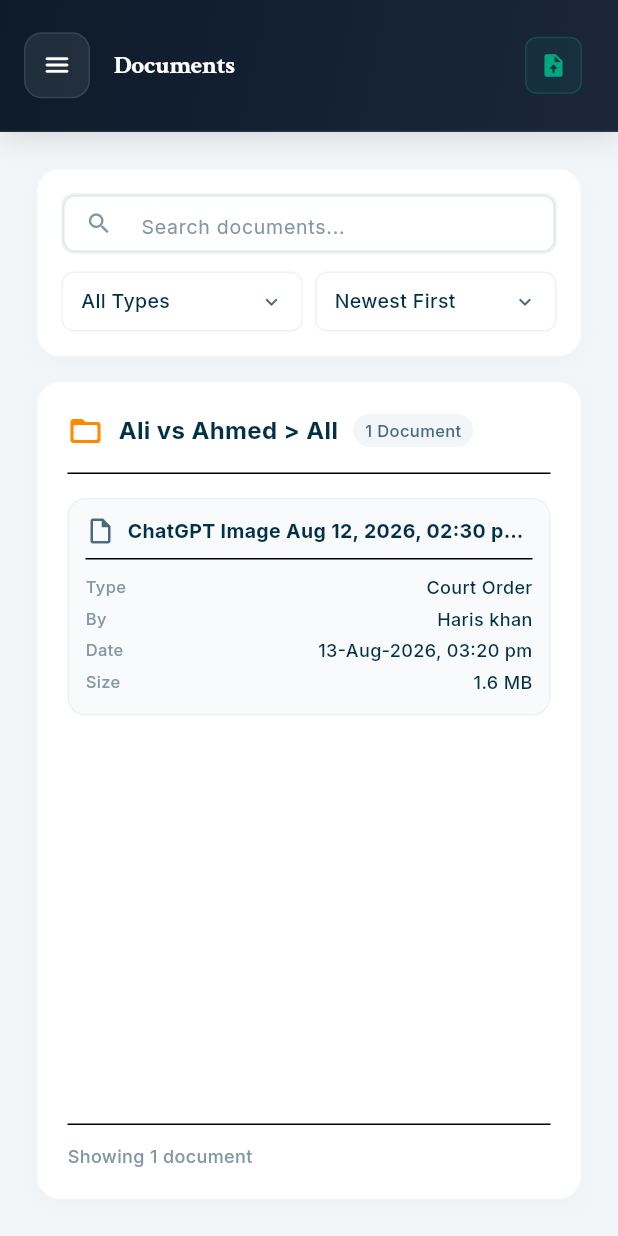
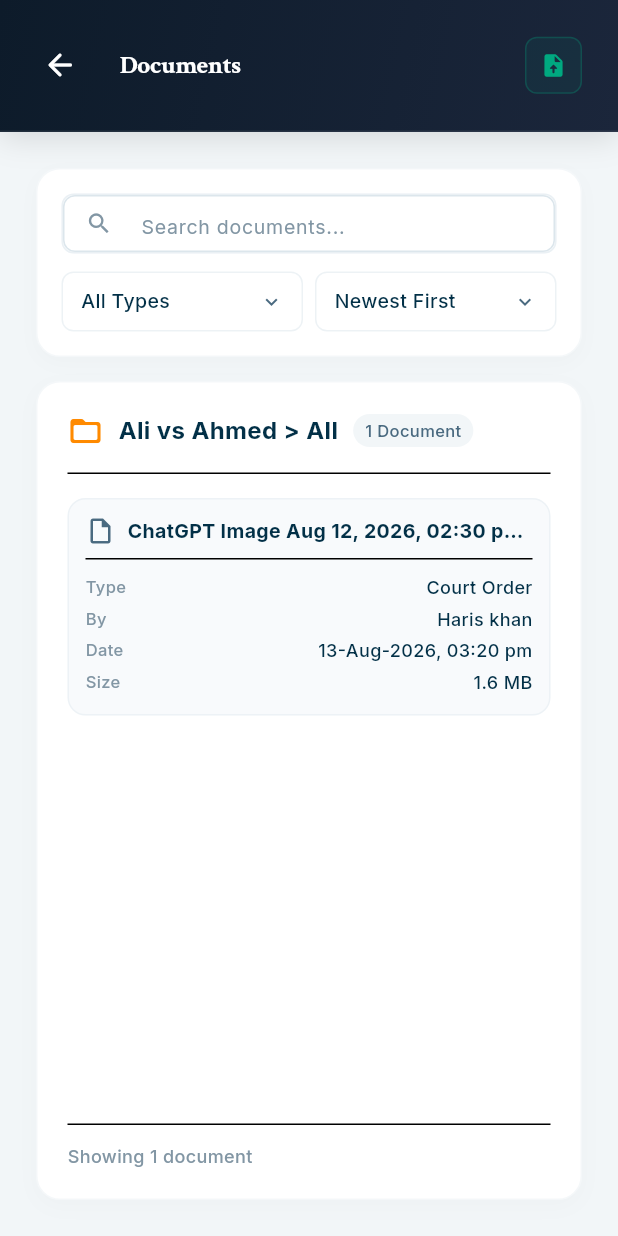
Before and after one commit to Mahnoor-Akhtar/qanomy_app, a Flutter app: the DocumentsScreen screen opened directly, after a tap on "Ali vs Ahmed", on a phone screen of 412 x 824 dp. Run offline on Flutter 3.47's test engine with Material 3 defaults, Android fonts, the phone set to English and light mode, and no system bars; our stand-ins replace fl_chart, flutter_animate, google_fonts.

Commit message:
fix: resolve app bar parameter leading, collection syntax, activity quotes, and invoice layout overflow bugs

```diff
--- a/lib/core/widgets/qanomy_app_bar.dart
+++ b/lib/core/widgets/qanomy_app_bar.dart
@@ -15,6 +15,7 @@ class QanomyAppBar extends StatelessWidget implements PreferredSizeWidget {
   final bool showMenuButton;
   final bool showBackButton;
   final Color? backgroundColor;
+  final Widget? leading;
 
   const QanomyAppBar({
     super.key,
@@ -24,6 +25,7 @@ class QanomyAppBar extends StatelessWidget implements PreferredSizeWidget {
     this.showMenuButton = true,
     this.showBackButton = false,
     this.backgroundColor,
+    this.leading,
   });
 
   @override
@@ -71,7 +73,9 @@ class QanomyAppBar extends StatelessWidget implements PreferredSizeWidget {
               child: Row(
                 children: [
                   // Leading: menu or back button
-                  if (canPop)
+                  if (leading != null)
+                    leading!
+                  else if (canPop)
                     _NavButton(
                       icon: Icons.arrow_back_ios_new_rounded,
                       onTap: () => Navigator.of(context).pop(),
@@ -109,8 +113,8 @@ class QanomyAppBar extends StatelessWidget implements PreferredSizeWidget {
                               Container(
                                 width: 3,
                                 height: 3,
-                                decoration: BoxDecoration(
-                                  color: const Color(0xFFFF8A00),
+                                decoration: const BoxDecoration(
+                                  color: Color(0xFFFF8A00),
                                   shape: BoxShape.circle,
                                 ),
                               ),
--- a/lib/features/settings/screens/settings_screen.dart
+++ b/lib/features/settings/screens/settings_screen.dart
@@ -70,7 +70,8 @@ class _SettingsScreenState extends State<SettingsScreen> {
                       _buildActiveTabContent(),
                     ],
                   )
-                : Row(
+                else
+                  Row(
                     crossAxisAlignment: CrossAxisAlignment.start,
                     children: [
                       SizedBox(width: 250, child: _buildDesktopSidebar()),
```
Also changed, not shown: lib/features/documents/screens/documents_screen.dart (+7 -4 lines), lib/features/invoices/screens/invoices_screen.dart (+13 -21 lines).
